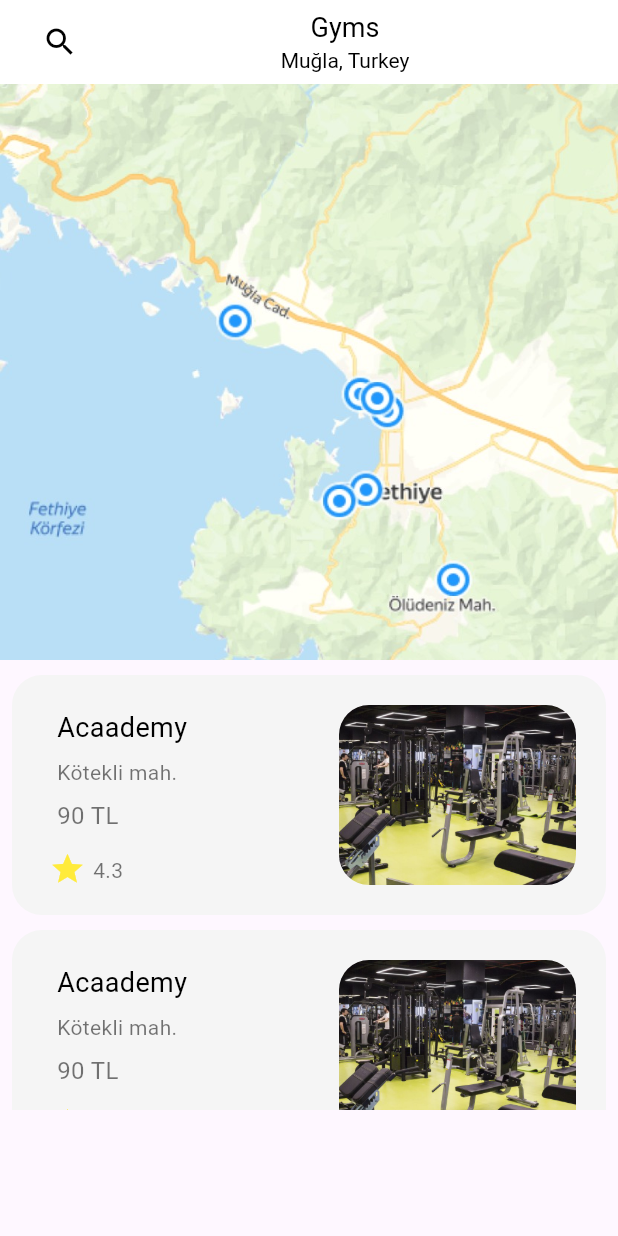
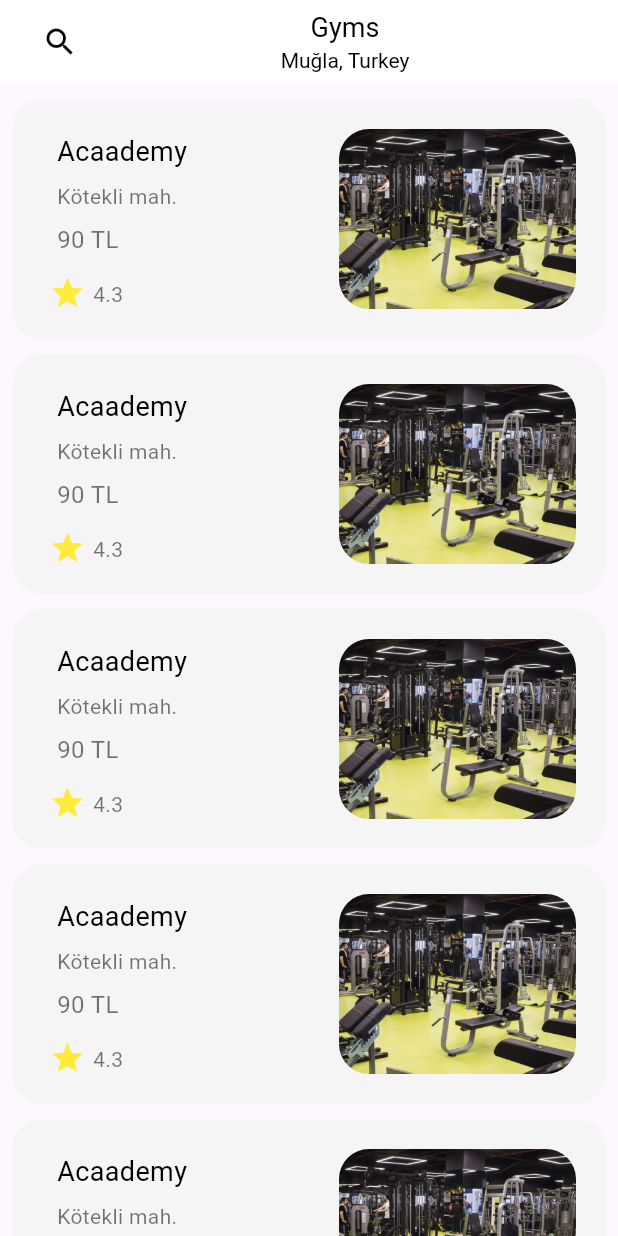
Before and after one commit to sevval14/fitbull, a Flutter app: the ExploreView screen opened directly, on a phone screen of 412 x 824 dp. Run offline on Flutter 3.47's test engine with Material 3 defaults, Android fonts, the phone set to English and light mode, and no system bars; our stand-ins replace google_fonts, mobx; generated files the repository leaves out were written again.

Commit message:
fixed overflow error

```diff
--- a/lib/screens/explore/view/explore_view.dart
+++ b/lib/screens/explore/view/explore_view.dart
@@ -51,14 +51,15 @@ class _ExploreViewState extends State<ExploreView> {
           ),
         ),
         body: Column(children: [
-          Expanded(
+          ///TODO LATER
+       /*   Expanded(
             child: Image.asset(
               "assets/home/img.png",
               width: double.infinity, // Genişlik tam ekran genişliği kadar
-              height: double.infinity, // Yükseklik tam ekran yüksekliği kadar
+              height: double.infinity,
               fit: BoxFit.cover,
             ),
-          ),
+          ),*/
           Expanded(
               child: ExploreList(items: [
                 CardItem(
--- a/lib/widgets/card_list_mygym.dart
+++ b/lib/widgets/card_list_mygym.dart
@@ -88,7 +88,7 @@ class EventCard extends StatelessWidget {
       child: Column(
         crossAxisAlignment: CrossAxisAlignment.start,
         children: [
-          Image.asset(item.image,height: 100,),
+          Expanded(child: Image.asset(item.image,height: 100,)),
           Text(
             " ${item.name}" ?? '',
             style: const TextStyle(
--- a/lib/widgets/event_card.dart
+++ b/lib/widgets/event_card.dart
@@ -18,8 +18,6 @@ class _ExploreListState extends State<ExploreList> {
   Widget build(BuildContext context) {
     return Column(
       children: [
-        Stack(
-          children: [
             Expanded(
               child: Container(
                 height: 300.0,
@@ -34,8 +32,6 @@ class _ExploreListState extends State<ExploreList> {
                 ),
               ),
             ),
-          ],
-        ),
       ],
     );
   }
```
